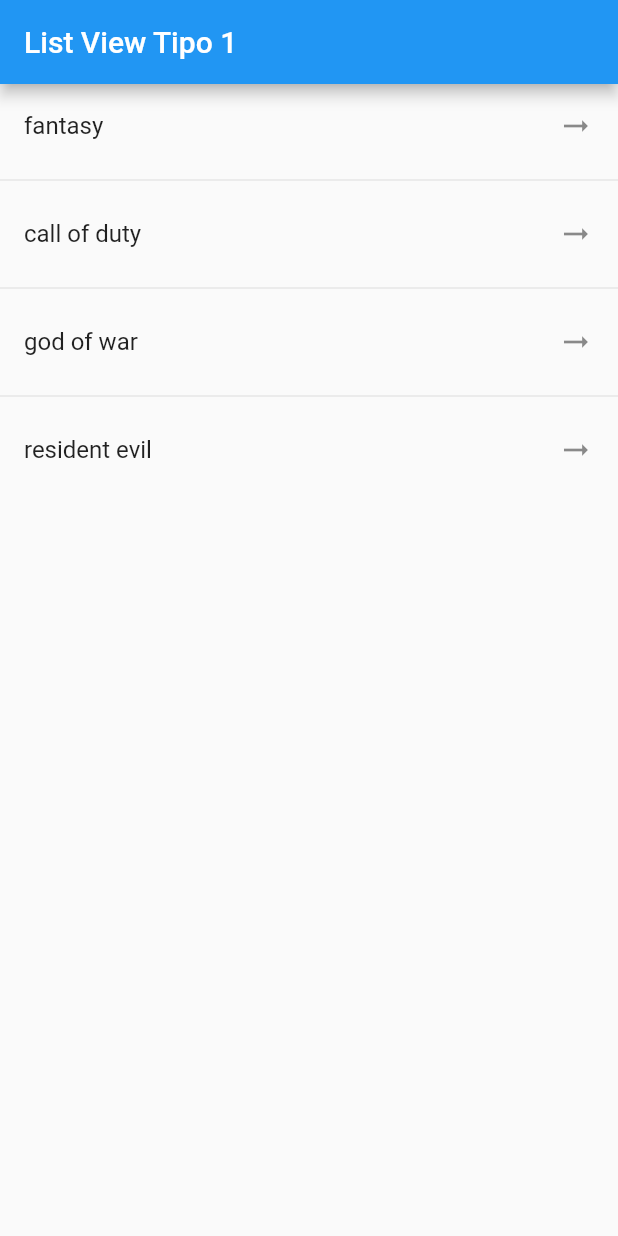
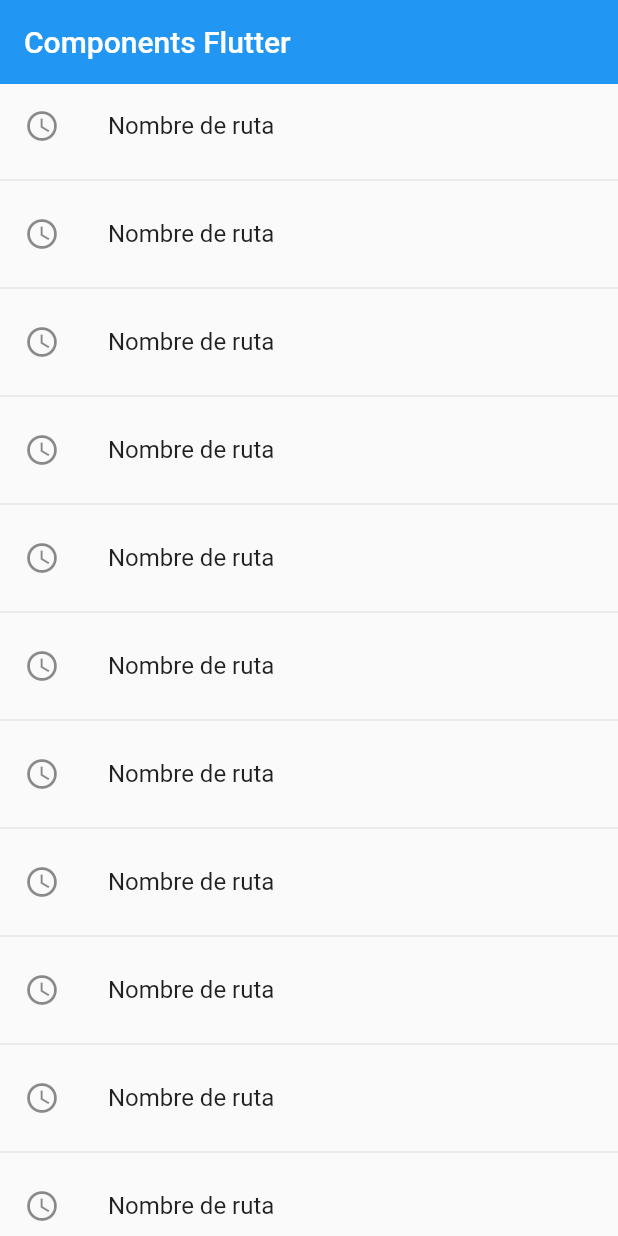
Before and after one commit to francocragnolini/fl_components, a Flutter app: the screen it shows after launch, on a phone screen of 412 x 824 dp. Run offline on Flutter 3.47's test engine with Material 2 defaults, Android fonts, the phone set to English and light mode, and no system bars.

Commit message:
navegar a otra pantalla

```diff
--- a/lib/main.dart
+++ b/lib/main.dart
@@ -1,5 +1,5 @@
 import 'package:flutter/material.dart';
-import 'package:flutter_components/screens/listview2_screen.dart';
+import 'screens/screens.dart';
 
 void main() {
   runApp(const MyApp());
@@ -14,7 +14,26 @@ class MyApp extends StatelessWidget {
     return MaterialApp(
       debugShowCheckedModeBanner: false,
       title: "Material App",
-      home: const ListView2Screen(),
+      // home: const CardScreen(),
+      // ! Navegacion 1.0
+      initialRoute: "home",
+      routes: {
+        "home": (context) => const HomeScreen(),
+        "listview1": (context) => const ListView1Screen(),
+        "listview2": (context) => const ListView2Screen(),
+        "alert": (context) => const AlertScreen(),
+        "card": (context) => const CardScreen(),
+      },
+
+      // ! en caso de que alguna de las rutas no exista
+      // ! debe regresar o retornar una ruta
+      onGenerateRoute: (settings) {
+        print(settings);
+        //! return a route
+        return MaterialPageRoute(
+          builder: (context) => const AlertScreen(),
+        );
+      },
     );
   }
 }
--- /dev/null
+++ b/lib/screens/home_screen.dart
@@ -0,0 +1,39 @@
+import 'package:flutter/material.dart';
+import 'package:flutter_components/screens/screens.dart';
+
+class HomeScreen extends StatelessWidget {
+  const HomeScreen({super.key});
+
+  @override
+  Widget build(BuildContext context) {
+    return Scaffold(
+      appBar: AppBar(
+        title: const Text("Components Flutter"),
+        elevation: 0,
+      ),
+      body: ListView.separated(
+          itemBuilder: (context, index) => ListTile(
+                leading: const Icon(Icons.access_time_outlined),
+                title: const Text("Nombre de ruta"),
+                onTap: () {
+                  //! a way to naivate: is not recommended
+                  //! some advantages: gives you a great control, you can implement animations
+
+                  // final route = MaterialPageRoute(
+                  //   builder: (context) => const ListView1Screen(),
+                  // );
+                  // Navigator.pushReplacement(context, route);
+
+                  Navigator.pushNamed(context, "alert");
+                },
+              ),
+          separatorBuilder: (context, index) => const Divider(),
+          itemCount: 100),
+    );
+  }
+}
+
+//! Navigator.push: agrega la pagina a la que navega al top del stack, permite regresar a la pagina anterior
+//! Navigator.pushReplacement: al hacer la transicion a la nueva pagina, elimina la pagina anterior, no permite regresar
+//! Navigator.pushNamed: Navega a la ruta correspondiente en base al nombre de la ruta declarada.
+//! en caso de que la routa no exista utiliza
--- /dev/null
+++ b/lib/screens/screens.dart
@@ -0,0 +1,5 @@
+export 'package:flutter_components/screens/home_screen.dart';
+export 'package:flutter_components/screens/alert_screen.dart';
+export 'package:flutter_components/screens/card_screen.dart';
+export 'package:flutter_components/screens/listview1_screen.dart';
+export 'package:flutter_components/screens/listview2_screen.dart';
```
Also changed, not shown: lib/screens/alert_screen.dart (added, +12 -0 lines), lib/screens/card_screen.dart (added, +14 -0 lines).
